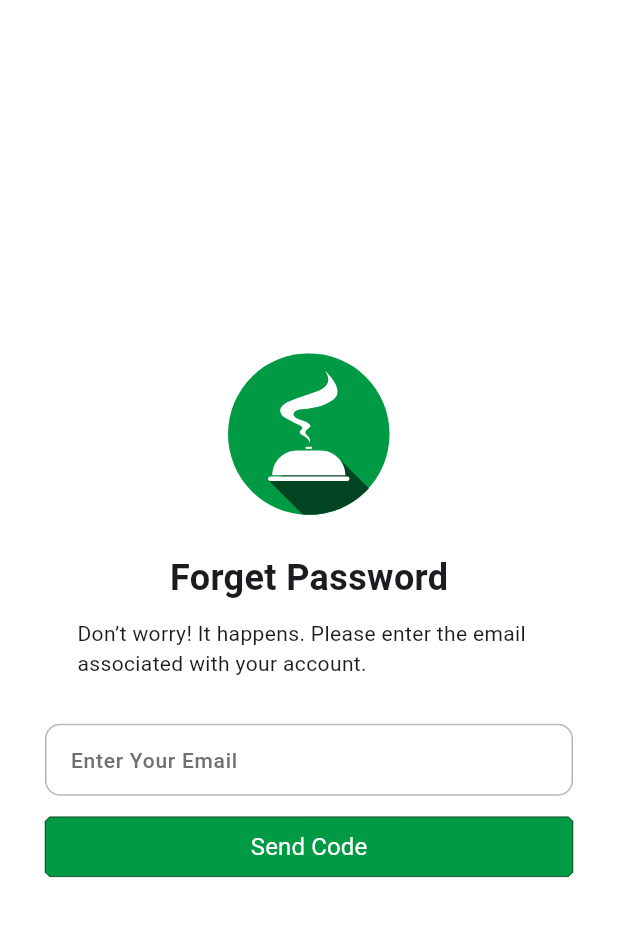
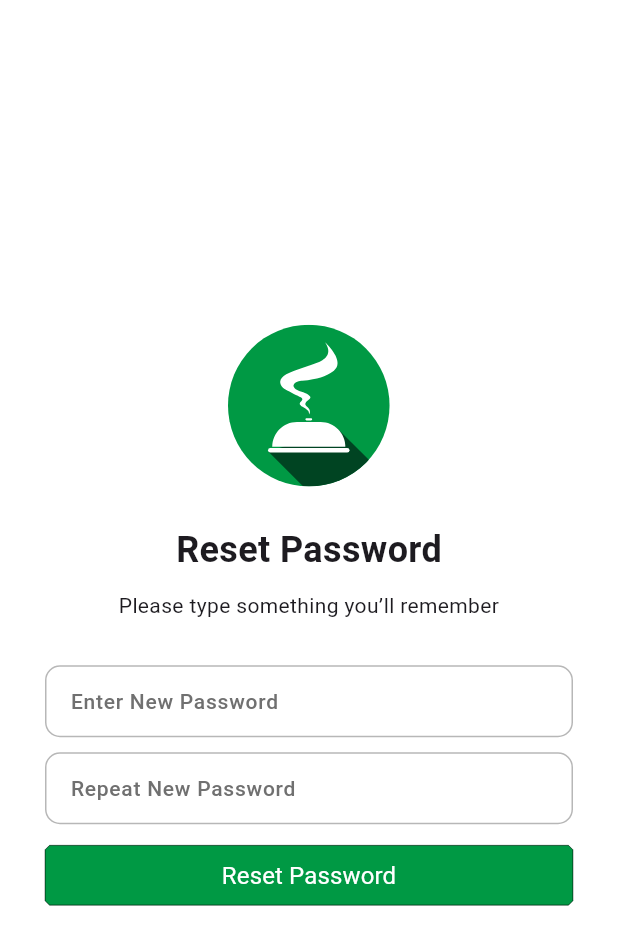
Before and after one commit to Mazen-Glal/ARestro, a Flutter app: the ForgetPasswordViewBody screen opened directly, after a tap on "Send Code", on a phone screen of 412 x 824 dp. Shown: the top 945 px of the screen. Run offline on Flutter 3.47's test engine with Material 3 defaults, Android fonts, the phone set to English and light mode, and no system bars; our stand-ins replace bloc, dio, flutter_secure_storage, flutter_svg, font_awesome_flutter, go_router and 2 more; accounts and stored records are empty; Roboto replaces fonts that are missing (Manrope, Poppins).

Commit message:
finish the design of authentication screens.

```diff
--- a/lib/core/utils/customs/assets.dart
+++ b/lib/core/utils/customs/assets.dart
@@ -4,5 +4,6 @@ abstract class Assets{
   static const String logoWithoutName = 'assets/logo/logo_without_name.svg';
   static const String stampLight = 'assets/logo/Stamp_Light.svg';
   static const String stampDark = 'assets/logo/Stamp_Dark.svg';
-  static const String googleLogo = 'assets/google_logo.svg';
+  static const String googleLogo = 'assets/auth/google_logo.svg';
+
 }
--- a/lib/core/utils/helpers/route_helper.dart
+++ b/lib/core/utils/helpers/route_helper.dart
@@ -2,7 +2,11 @@ import 'package:arestro/features/auth/presentation/views/auth_view.dart';
 import 'package:arestro/features/auth/presentation/views/forget_password_view.dart';
 import 'package:arestro/features/auth/presentation/views/forget_password_view.dart';
 import 'package:arestro/features/auth/presentation/views/login_view.dart';
+import 'package:arestro/features/auth/presentation/views/pass_change_view.dart';
+import 'package:arestro/features/auth/presentation/views/pass_change_view.dart';
 import 'package:arestro/features/auth/presentation/views/register_view.dart';
+import 'package:arestro/features/auth/presentation/views/reset_password_view.dart';
+import 'package:arestro/features/auth/presentation/views/reset_password_view.dart';
 import 'package:go_router/go_router.dart';
 class RouteHelper {
   static late String path;
@@ -24,6 +28,14 @@ class RouteHelper {
       GoRoute(
         path: ForgetPasswordView.rn,
         builder: (context, state) => const ForgetPasswordView(),
+      ),
+      GoRoute(
+        path: ResetPasswordView.rn,
+        builder: (context, state) => const ResetPasswordView(),
+      ),
+      GoRoute(
+        path: PasswordChangeView.rn,
+        builder: (context, state) => const PasswordChangeView(),
       ),
     ],
   );
--- /dev/null
+++ b/lib/features/auth/presentation/views/reset_password_view.dart
@@ -0,0 +1,11 @@
+import 'package:arestro/features/auth/presentation/views/widgets/reset_pass_view_body.dart';
+import 'package:flutter/material.dart';
+class ResetPasswordView extends StatelessWidget {
+  const ResetPasswordView({super.key});
+
+  static const String rn = "/ResetPasswordView";
+  @override
+  Widget build(BuildContext context) {
+    return  ResetPasswordViewBody();
+  }
+}
--- /dev/null
+++ b/lib/features/auth/presentation/views/widgets/description_of_screen.dart
@@ -0,0 +1,16 @@
+
+import 'package:flutter/material.dart';
+
+class DescriptionOfScreen extends StatelessWidget {
+  const DescriptionOfScreen({
+    super.key, required this.text,
+  });
+  final String text;
+  @override
+  Widget build(BuildContext context) {
+    return Text(
+      text,
+      textAlign: TextAlign.center,
+    );
+  }
+}
--- a/lib/features/auth/presentation/views/widgets/forget_password_view_body.dart
+++ b/lib/features/auth/presentation/views/widgets/forget_password_view_body.dart
@@ -2,9 +2,12 @@ import 'package:arestro/core/utils/components/default_button.dart';
 import 'package:arestro/core/utils/components/default_text_form_field.dart';
 import 'package:arestro/core/utils/customs/colors.dart';
 import 'package:arestro/core/utils/customs/styles.dart';
+import 'package:arestro/features/auth/presentation/views/reset_password_view.dart';
+import 'package:arestro/features/auth/presentation/views/widgets/description_of_screen.dart';
 import 'package:arestro/features/auth/presentation/views/widgets/text_under_logo.dart';
 import 'package:arestro/generated/l10n.dart';
 import 'package:flutter/material.dart';
+import 'package:go_router/go_router.dart';
 
 class ForgetPasswordViewBody extends StatelessWidget {
   ForgetPasswordViewBody({super.key});
@@ -26,17 +29,7 @@ class ForgetPasswordViewBody extends StatelessWidget {
                 text: S.of(context).forget_password,
                 textStyle: Styles.head24w700,
               ),
-              Container(
-                constraints: BoxConstraints(
-                  maxHeight: MediaQuery.of(context).size.height -
-                      (MediaQuery.of(context).size.height / 4),
-                  maxWidth: MediaQuery.of(context).size.width -
-                      (MediaQuery.of(context).size.width / 4),
-                ),
-                child: Text(
-                  S.of(context).description_forget_pass,
-                ),
-              ),
+              DescriptionOfScreen(text: S.of(context).description_forget_pass,),
               SizedBox(height: 10),
               DefaultTextFormField(
                 controller: emailController,
@@ -46,7 +39,9 @@ class ForgetPasswordViewBody extends StatelessWidget {
               // SizedBox(height: 1),
               DefaultButton(
                 text: S.of(context).send_code,
-                onPressed: () {},
+                onPressed: () {
+                  GoRouter.of(context).push(ResetPasswordView.rn);
+                },
                 backgroundColor: AppColors.green,
               ),
             ],
--- a/lib/features/auth/presentation/views/widgets/reset_pass_view_body.dart
+++ b/lib/features/auth/presentation/views/widgets/reset_pass_view_body.dart
@@ -1,12 +1,59 @@
+import 'package:arestro/core/utils/components/default_button.dart';
+import 'package:arestro/core/utils/components/default_text_form_field.dart';
 import 'package:arestro/core/utils/customs/colors.dart';
+import 'package:arestro/core/utils/customs/styles.dart';
+import 'package:arestro/features/auth/presentation/views/pass_change_view.dart';
+import 'package:arestro/features/auth/presentation/views/widgets/description_of_screen.dart';
+import 'package:arestro/features/auth/presentation/views/widgets/text_under_logo.dart';
+import 'package:arestro/generated/l10n.dart';
 import 'package:flutter/material.dart';
-class ResetPassViewBody extends StatelessWidget {
-  const ResetPassViewBody({super.key});
+import 'package:go_router/go_router.dart';
+class ResetPasswordViewBody extends StatelessWidget {
+  ResetPasswordViewBody({super.key});
 
+  final TextEditingController newPasswordController = TextEditingController();
+  final TextEditingController repeatPasswordController = TextEditingController();
   @override
   Widget build(BuildContext context) {
     return Scaffold(
       backgroundColor: AppColors.white,
+      body: Center(
+        child: SingleChildScrollView(
+          padding: EdgeInsets.symmetric(vertical: 10,horizontal: 30),
+          child: Column(
+            spacing: 10,
+            mainAxisAlignment: MainAxisAlignment.center,
+            crossAxisAlignment: CrossAxisAlignment.center,
+            children: [
+              TextUnderLogo(
+                text: S.of(context).reset_pass,
+                textStyle: Styles.head24w700,
+              ),
+              DescriptionOfScreen(text: S.of(context).description_reset_pass),
+              SizedBox(height: 10),
+              DefaultTextFormField(
+                controller: newPasswordController,
+                keyboardType: TextInputType.emailAddress,
+                hintText: S.of(context).enter_new_pass,
+              ),
+              DefaultTextFormField(
+                controller: repeatPasswordController,
+                keyboardType: TextInputType.emailAddress,
+                hintText: S.of(context).repeat_new_pass,
+              ),
+              // SizedBox(height: 1),
+              DefaultButton(
+                text: S.of(context).reset_pass,
+                onPressed: () {
+                  GoRouter.of(context).push(PasswordChangeView.rn);
+                },
+                backgroundColor: AppColors.green,
+              ),
+            ],
+          ),
+        ),
+      ),
     );
   }
+
 }
--- a/lib/main.dart
+++ b/lib/main.dart
@@ -4,7 +4,7 @@ import 'package:flutter/material.dart';
 import 'core/utils/helpers/route_helper.dart';
 import 'package:flutter_localizations/flutter_localizations.dart';
 void main() {
-  ThemeData selectedTheme = ThemeHelper.isDarkMode? ThemeHelper.darkTheme :ThemeHelper.lightTheme;
+  ThemeData selectedTheme = ThemeHelper.isDarkMode ? ThemeHelper.darkTheme :ThemeHelper.lightTheme;
   runApp(MyApp(selectedTheme: selectedTheme,));
 }
 
--- a/pubspec.yaml
+++ b/pubspec.yaml
@@ -81,7 +81,7 @@ flutter:
   #   - images/a_dot_burr.jpeg
   #   - images/a_dot_ham.jpeg
   assets:
-    - assets/
+    - assets/auth/
     - assets/logo/
 #    - assets/home/
 
```
Also changed, not shown: lib/features/auth/presentation/views/pass_change_view.dart (added, +11 -0 lines), lib/features/auth/presentation/views/widgets/login_view_body.dart (+9 -10 lines), lib/features/auth/presentation/views/widgets/password_change_view_body.dart (+33 -0 lines), lib/features/auth/presentation/views/widgets/register_view_body.dart (+9 -10 lines), assets/auth/google_logo.svg (renamed from assets/google_logo.svg).
